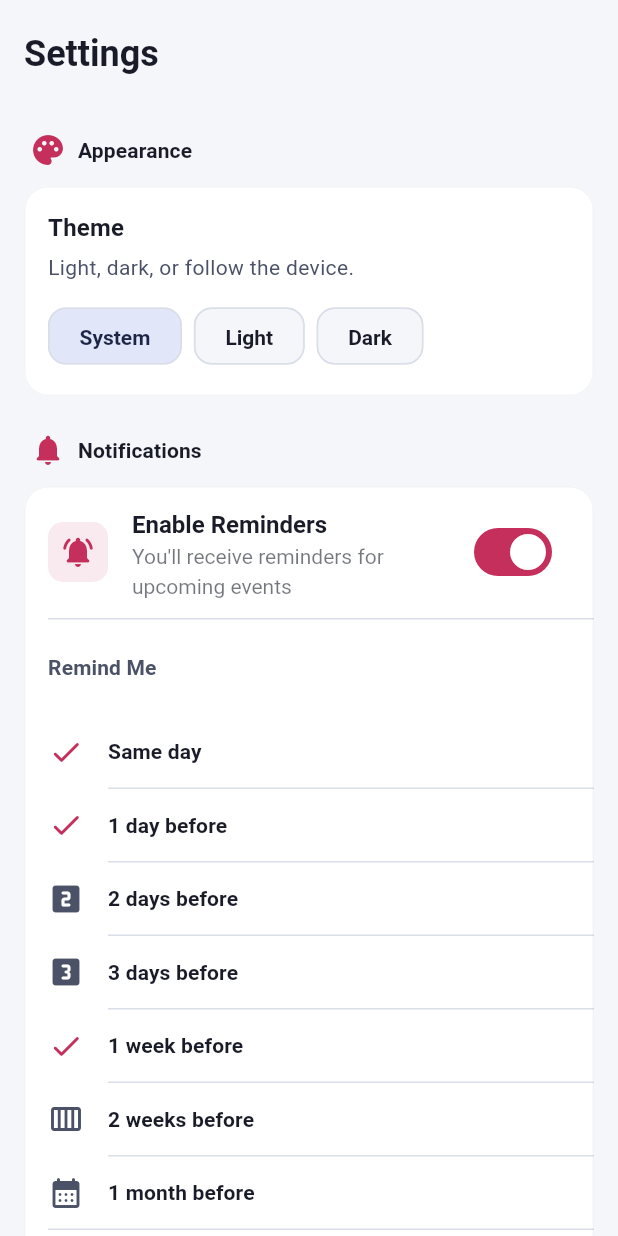
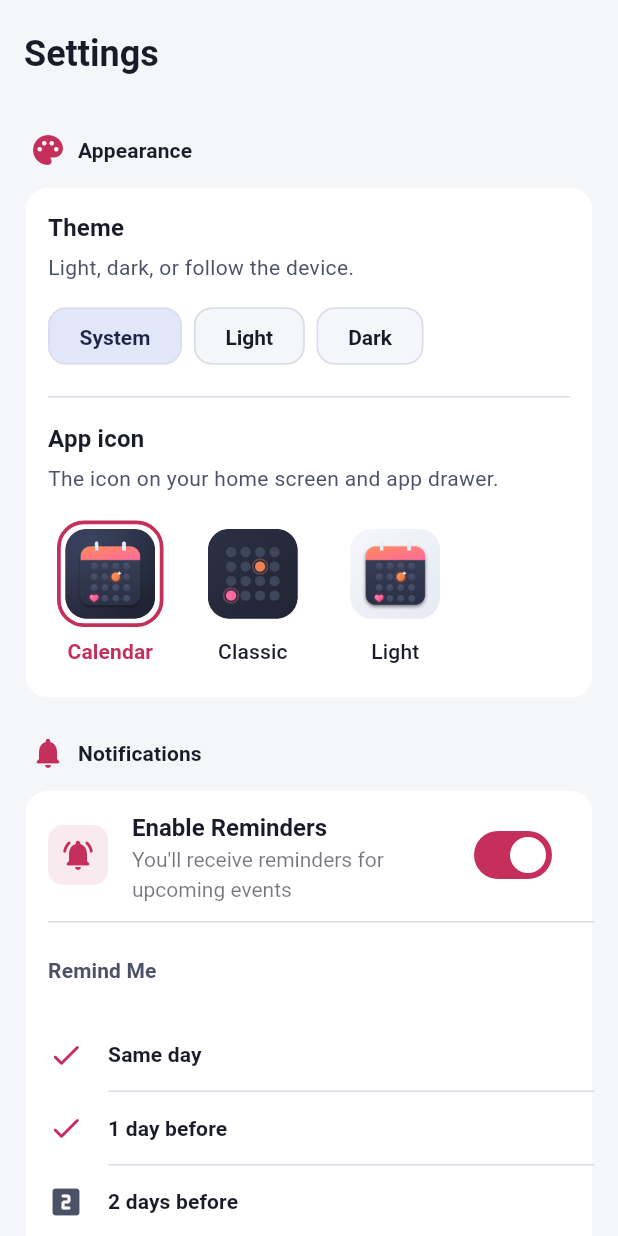
Before and after one commit to joshuaGreineder/birthday_app, a Flutter app: the SettingsScreen screen opened directly, on a phone screen of 412 x 824 dp. Run offline on Flutter 3.47's test engine with Material 3 defaults, Android fonts, the phone set to English and light mode, and no system bars; our stand-ins replace file_picker, flutter_contacts, flutter_local_notifications, google_sign_in, hive, hive_flutter and 3 more; missing offline and left inert: extension_google_sign_in_as_googleapis_auth, googleapis; accounts and stored records are empty.

Commit message:
Fix Next up and Calendar widgets, follow app theme, add app icon choice
Widgets: Next up and Calendar used a plain View as a divider. Launchers only
inflate a fixed set of RemoteViews classes, so both showed "Couldn't add
widget". Dividers are FrameLayouts now, and a test fails if a widget layout
uses anything a launcher cannot draw. The picker preview for Upcoming shows
six different sample people instead of one repeated.

Widgets now follow Happaroo's own Light / Dark / System setting (sent with
the event data, redrawn when the setting changes) using fixed light and dark
drawables, instead of only the phone's theme.

App icon: Settings > Appearance offers Calendar (default), Classic and Light.
Each is a launcher activity-alias; the app enables one and disables the rest.
MainActivity's launcher filter is kept in source for `flutter run` but
removed from the built manifest so the app is never listed twice.

Co-Authored-By: Claude Opus 5.5 <noreply@anthropic.com>
Claude-Session: https://claude.ai/code/session_01A6neDcwjzDkUDjDBmJ8Z8V

```diff
--- a/lib/main.dart
+++ b/lib/main.dart
@@ -166,7 +166,8 @@ class _HapparooAppState extends State<HapparooApp> with WidgetsBindingObserver {
         : mode == ThemeMode.dark
             ? 'dark'
             : 'system';
-    storage.saveSetting('themeMode', modeString);
+    // Widgets follow the app's theme, so redraw them once the choice is saved.
+    storage.saveSetting('themeMode', modeString).then((_) => WidgetService.updateWidgetData());
   }
 
   @override
--- a/lib/screens/settings_screen.dart
+++ b/lib/screens/settings_screen.dart
@@ -7,6 +7,7 @@ import '../services/notification_service.dart';
 import '../services/contact_parser_service.dart';
 import '../services/link_service.dart';
 import '../services/backup_codec.dart';
+import '../services/app_icon_service.dart';
 import '../services/backup_transfer.dart';
 import '../services/google_calendar_service.dart';
 import '../services/widget_service.dart';
@@ -54,6 +55,7 @@ class _SettingsScreenState extends State<SettingsScreen> {
   void initState() {
     super.initState();
     _initAndLoadSettings();
+    _loadAppIcon();
   }
 
   Future<void> _initAndLoadSettings() async {
@@ -65,6 +67,73 @@ class _SettingsScreenState extends State<SettingsScreen> {
     if (mounted) {
       setState(() => _notificationAccess = access);
     }
+  }
+
+  String? _appIcon;
+
+  Future<void> _loadAppIcon() async {
+    if (!AppIconService.supported) return;
+    final icon = await AppIconService.current();
+    if (mounted) setState(() => _appIcon = icon);
+  }
+
+  Widget _appIconChoice(AppIconOption option) {
+    final scheme = Theme.of(context).colorScheme;
+    final selected = (_appIcon ?? AppIconService.options.first.id) == option.id;
+    return Semantics(
+      button: true,
+      selected: selected,
+      label: '${option.label} app icon',
+      excludeSemantics: true,
+      child: InkWell(
+        borderRadius: BorderRadius.circular(AppSpace.sm),
+        onTap: selected
+            ? null
+            : () async {
+                final ok = await AppIconService.set(option.id);
+                if (!mounted) return;
+                if (ok) setState(() => _appIcon = option.id);
+                ScaffoldMessenger.of(context).showSnackBar(
+                  SnackBar(
+                    content: Text(ok
+                        ? 'Icon changed. Your launcher may take a few seconds to update it.'
+                        : 'Could not change the icon on this device.'),
+                    behavior: SnackBarBehavior.floating,
+                  ),
+                );
+              },
+        child: Padding(
+          padding: const EdgeInsets.all(6),
+          child: Column(
+            mainAxisSize: MainAxisSize.min,
+            children: [
+              Container(
+                padding: const EdgeInsets.all(3),
+                decoration: BoxDecoration(
+                  borderRadius: BorderRadius.circular(18),
+                  border: Border.all(
+                    color: selected ? scheme.primary : Colors.transparent,
+                    width: 2.5,
+                  ),
+                ),
+                child: ClipRRect(
+                  borderRadius: BorderRadius.circular(14),
+                  child: Image.asset(option.preview, width: 60, height: 60),
+                ),
+              ),
+              const SizedBox(height: 6),
+              Text(
+                option.label,
+                style: Theme.of(context).textTheme.labelLarge?.copyWith(
+                      color: selected ? scheme.primary : scheme.onSurface,
+                      fontWeight: selected ? FontWeight.w700 : FontWeight.w500,
+                    ),
+              ),
+            ],
+          ),
+        ),
+      ),
+    );
   }
 
   Widget _themeChip(String value, String label) {
@@ -456,6 +525,25 @@ class _SettingsScreenState extends State<SettingsScreen> {
                               _themeChip('dark', 'Dark'),
                             ],
                           ),
+                          if (AppIconService.supported) ...[
+                            const SizedBox(height: AppSpace.md),
+                            const Divider(height: 1),
+                            const SizedBox(height: AppSpace.md),
+                            Text('App icon', style: Theme.of(context).textTheme.titleMedium),
+                            const SizedBox(height: AppSpace.xxs),
+                            Text(
+                              'The icon on your home screen and app drawer.',
+                              style: Theme.of(context).textTheme.bodyMedium?.copyWith(
+                                    color: Theme.of(context).colorScheme.onSurfaceVariant,
+                                  ),
+                            ),
+                            const SizedBox(height: AppSpace.sm),
+                            Wrap(
+                              spacing: AppSpace.sm,
+                              runSpacing: AppSpace.sm,
+                              children: AppIconService.options.map(_appIconChoice).toList(),
+                            ),
+                          ],
                         ],
                       ),
                     ),
--- /dev/null
+++ b/lib/services/app_icon_service.dart
@@ -0,0 +1,48 @@
+import 'package:flutter/foundation.dart';
+import 'package:flutter/services.dart';
+
+import '../app_config.dart';
+
+class AppIconOption {
+  const AppIconOption(this.id, this.label, this.preview);
+
+  final String id;
+  final String label;
+  final String preview;
+}
+
+/// Switches the launcher icon (Android only). Each option is an activity alias
+/// in AndroidManifest.xml; exactly one is enabled at a time.
+class AppIconService {
+  static const MethodChannel _channel = MethodChannel(kPlatformChannel);
+
+  static const List<AppIconOption> options = [
+    AppIconOption('calendar', 'Calendar', 'assets/app_icons/calendar.png'),
+    AppIconOption('classic', 'Classic', 'assets/app_icons/classic.png'),
+    AppIconOption('light', 'Light', 'assets/app_icons/light.png'),
+  ];
+
+  static bool get supported => !kIsWeb && defaultTargetPlatform == TargetPlatform.android;
+
+  static Future<String> current() async {
+    if (!supported) return options.first.id;
+    try {
+      return await _channel.invokeMethod<String>('getAppIcon') ?? options.first.id;
+    } catch (e) {
+      debugPrint('Could not read app icon: $e');
+      return options.first.id;
+    }
+  }
+
+  /// Returns true when the launcher was told to switch.
+  static Future<bool> set(String id) async {
+    if (!supported || !options.any((o) => o.id == id)) return false;
+    try {
+      await _channel.invokeMethod('setAppIcon', {'name': id});
+      return true;
+    } catch (e) {
+      debugPrint('Could not change app icon: $e');
+      return false;
+    }
+  }
+}
--- a/lib/services/widget_service.dart
+++ b/lib/services/widget_service.dart
@@ -41,7 +41,8 @@ class WidgetService {
       await storage.init();
       final names = {for (final t in storage.getAllCustomEventTypes()) t.id: t.name};
       final json = encodeEvents(storage.getAllEvents(), customTypeNames: names);
-      await _channel.invokeMethod('setWidgetEvents', {'json': json});
+      final theme = storage.getSetting('themeMode', defaultValue: 'system') as String? ?? 'system';
+      await _channel.invokeMethod('setWidgetEvents', {'json': json, 'theme': theme});
       await _channel.invokeMethod('updateWidgets');
     } catch (e) {
       debugPrint('Could not update home-screen widgets: $e');
--- a/pubspec.yaml
+++ b/pubspec.yaml
@@ -93,6 +93,9 @@ flutter:
   # the material Icons class.
   uses-material-design: true
 
+  assets:
+    - assets/app_icons/
+
   # To add assets to your application, add an assets section, like this:
   # assets:
   #   - images/a_dot_burr.jpeg
```
Also changed, not shown: assets/app_icons/calendar.png (added), assets/app_icons/classic.png (added), assets/app_icons/light.png (added), 72 other files.
